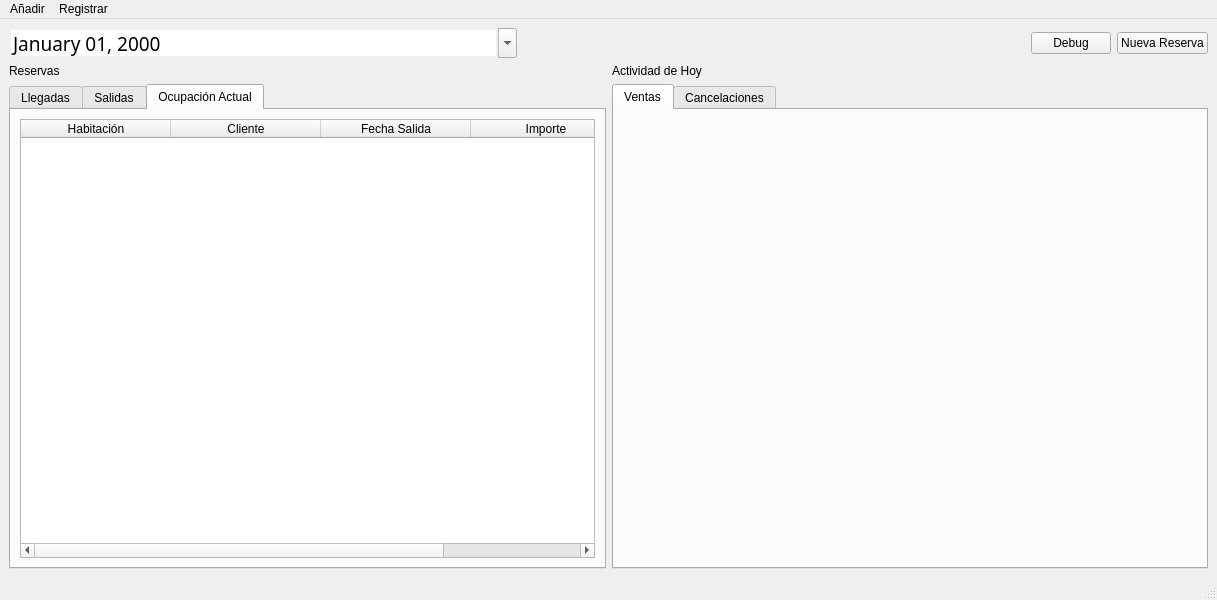
Above: Componentes_Visuales/Ventana_Principal/ventanaprincipal.ui from Dennis-Villa/Gestor_Hotelero before the change. Below: the same form after it.
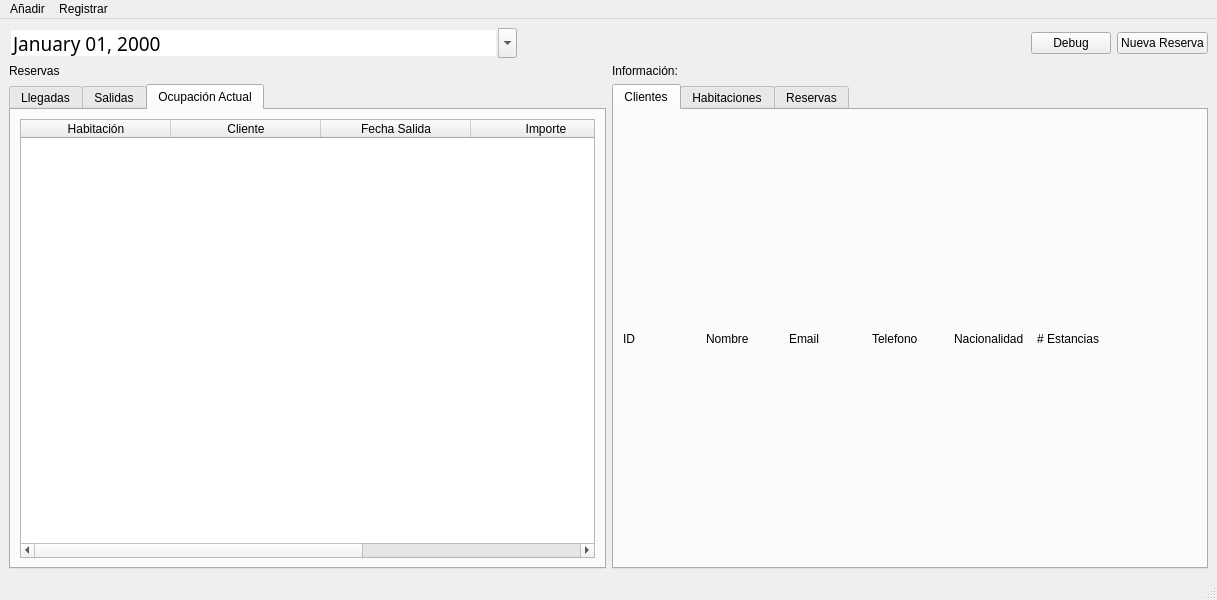
That is the form after the change. The open tabs and pages were chosen to show the change.

```diff
--- a/Componentes_Visuales/Ventana_Principal/ventanaprincipal.ui
+++ b/Componentes_Visuales/Ventana_Principal/ventanaprincipal.ui
@@ -87,7 +87,7 @@
         <item row="0" column="1">
          <widget class="QLabel" name="label">
           <property name="text">
-           <string>Actividad de Hoy</string>
+           <string>Información:</string>
           </property>
          </widget>
         </item>
@@ -339,7 +339,7 @@
                <number>0</number>
               </property>
               <property name="columnCount">
-               <number>4</number>
+               <number>5</number>
               </property>
               <attribute name="horizontalHeaderCascadingSectionResizes">
                <bool>false</bool>
@@ -373,6 +373,11 @@
                 <string>Importe</string>
                </property>
               </column>
+              <column>
+               <property name="text">
+                <string> </string>
+               </property>
+              </column>
              </widget>
             </item>
            </layout>
@@ -386,14 +391,83 @@
           </property>
           <widget class="QWidget" name="tabVentas">
            <attribute name="title">
-            <string>Ventas</string>
+            <string>Clientes</string>
            </attribute>
+           <layout class="QVBoxLayout" name="verticalLayout_10">
+            <item>
+             <layout class="QVBoxLayout" name="verticalLayoutInfoClientes">
+              <item>
+               <layout class="QHBoxLayout" name="horizontalLayout_2">
+                <item>
+                 <widget class="QLabel" name="label_3">
+                  <property name="text">
+                   <string>ID</string>
+                  </property>
+                 </widget>
+                </item>
+                <item>
+                 <widget class="QLabel" name="label_4">
+                  <property name="text">
+                   <string>Nombre</string>
+                  </property>
+                 </widget>
+                </item>
+                <item>
+                 <widget class="QLabel" name="label_5">
+                  <property name="text">
+                   <string>Email</string>
+                  </property>
+                 </widget>
+                </item>
+                <item>
+                 <widget class="QLabel" name="label_6">
+                  <property name="text">
+                   <string>Telefono</string>
+                  </property>
+                 </widget>
+                </item>
+                <item>
+                 <widget class="QLabel" name="label_7">
+                  <property name="text">
+                   <string>Nacionalidad</string>
+                  </property>
+                 </widget>
+                </item>
+                <item>
+                 <widget class="QLabel" name="label_8">
+                  <property name="text">
+                   <string># Estancias</string>
+                  </property>
+                 </widget>
+                </item>
+                <item>
+                 <widget class="QLabel" name="label_9">
+                  <property name="text">
+                   <string/>
+                  </property>
+                 </widget>
+                </item>
+               </layout>
+              </item>
+             </layout>
+            </item>
+           </layout>
           </widget>
           <widget class="QWidget" name="tabCancelaciones">
            <attribute name="title">
-            <string>Cancelaciones</string>
+            <string>Habitaciones</string>
            </attribute>
           </widget>
+          <widget class="QWidget" name="tabInformacionReservas">
+           <attribute name="title">
+            <string>Reservas</string>
+           </attribute>
+           <layout class="QVBoxLayout" name="verticalLayout_12">
+            <item>
+             <layout class="QVBoxLayout" name="verticalLayoutInfoReservas"/>
+            </item>
+           </layout>
+          </widget>
          </widget>
         </item>
        </layout>
```
Left out of the diff: 10 changed lines with no effect on the pictures.
